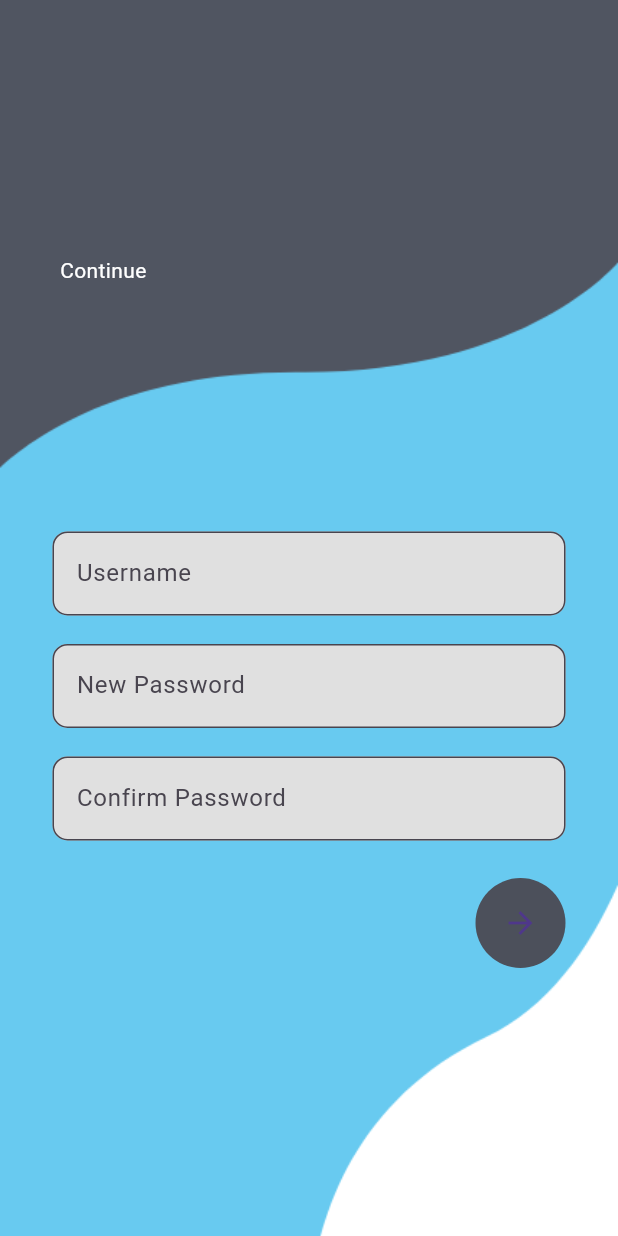
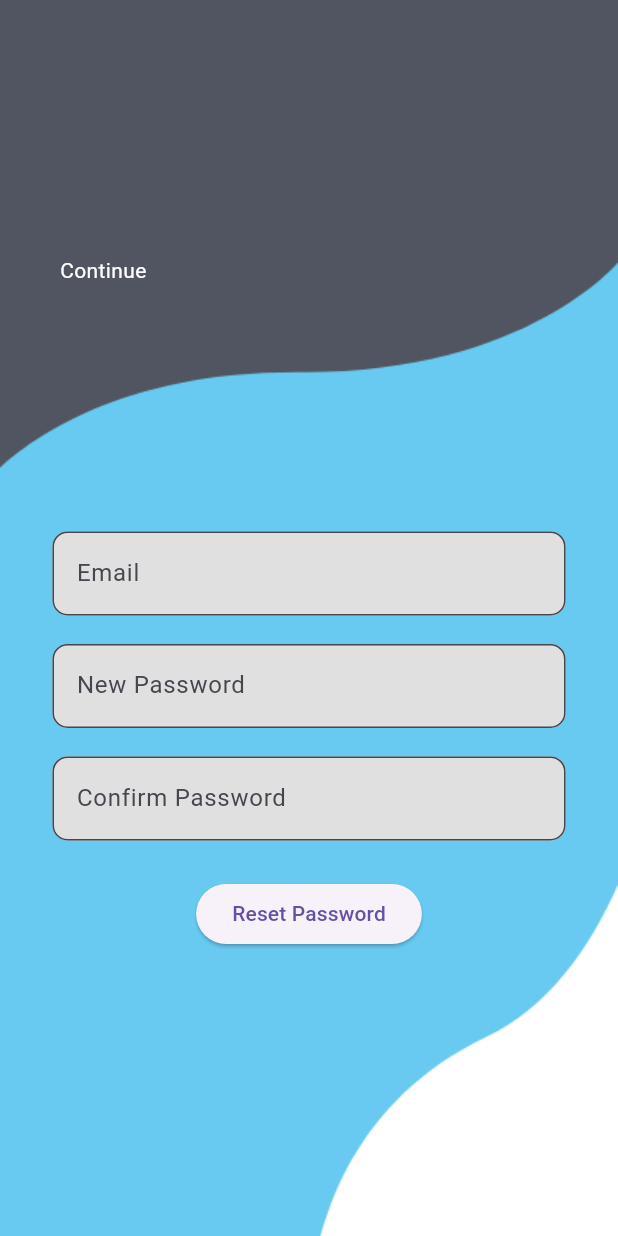
Before and after one commit to AKINAS05/YATRA, a Flutter app: the screen it shows after launch, after a tap on "Forget Password", on a phone screen of 412 x 824 dp. Run offline on Flutter 3.47's test engine with Material 3 defaults, Android fonts, the phone set to English and light mode, and no system bars; our stand-ins replace animated_splash_screen, firebase_auth, firebase_core; accounts and stored records are empty; network calls fail.

```diff
--- a/lib/login.dart
+++ b/lib/login.dart
@@ -16,7 +16,11 @@ class MyLogin extends StatefulWidget {
 
 class _MyLoginState extends State<MyLogin> {
   get onPressed => null;
+  final TextEditingController _emailController = TextEditingController();
+  final TextEditingController _passwordController = TextEditingController();
 
+  // Create an instance of your Auth class
+  final Auth _auth = Auth();
   @override
   Widget build(BuildContext context) {
     return Container(
@@ -42,6 +46,7 @@ class _MyLoginState extends State<MyLogin> {
                     child:  Column(
                       children: [
                         TextField(
+                          controller: _emailController,
                           decoration: InputDecoration(
                             fillColor: Colors.grey.shade300,
                             filled: true,
@@ -53,6 +58,7 @@ class _MyLoginState extends State<MyLogin> {
                         ),
                         const SizedBox(height: 19,),
                         TextField(
+                          controller: _passwordController,
                           obscureText: true,
                           decoration: InputDecoration(
                               fillColor: Colors.grey.shade300,
@@ -64,20 +70,29 @@ class _MyLoginState extends State<MyLogin> {
                           ),
                         ),
                         SizedBox(height: 40,),
-                         Row(
-                           mainAxisAlignment: MainAxisAlignment.spaceBetween,
-                          children: [
-                            Text('Sign in' , style: styles.headlineStyle3.copyWith(color: Color(0xff4c505b)),),
-                             CircleAvatar(
-                              radius: 30,
-                              backgroundColor: Color(0xff4c505b),
-                              child: IconButton(onPressed: () {
-                                Navigator.push(context, MaterialPageRoute(builder: (context) {  return MyHomePage ();} ,));
 
-                              } , icon: Icon(Icons.arrow_forward),
-                            ),
-                             ),
-                  ]
+                        ElevatedButton(
+                          onPressed: () async {
+                            try {
+                              await _auth.signInWithEmailAndPassword(
+                                email: _emailController.text,
+                                password: _passwordController.text,
+                              );
+                              // Navigate to the next screen upon successful login
+                              // Replace '/home' with the actual route in your app
+                              Navigator.push(context, MaterialPageRoute(builder: (context) {  return MyHomePage();} ,));
+                            } catch (e) {
+                              // Handle login errors
+                              print('Failed to sign in: $e');
+                              // Show error message to the user
+                              ScaffoldMessenger.of(context).showSnackBar(
+                                SnackBar(
+                                  content: Text('Failed to sign in: $e'),
+                                ),
+                              );
+                            }
+                          },
+                          child: Text('Sign In'),
                         ),
                         Row(
                           children: [
--- a/lib/password.dart
+++ b/lib/password.dart
@@ -1,6 +1,7 @@
 import 'package:flutter/cupertino.dart';
 import 'package:flutter/material.dart';
 import 'login.dart';
+import 'auth.dart';
 
 class MyPassword extends StatefulWidget {
   const MyPassword({super.key});
@@ -10,6 +11,12 @@ class MyPassword extends StatefulWidget {
 }
 
 class _MyPasswordState extends State<MyPassword> {
+  final TextEditingController _emailController = TextEditingController();
+  final TextEditingController _passwordController = TextEditingController();
+  final TextEditingController _confirmPasswordController = TextEditingController();
+
+  final Auth _auth = Auth();
+
   @override
   Widget build(BuildContext context) {
     var mediaQuery1 = MediaQuery.of(context);
@@ -36,10 +43,11 @@ class _MyPasswordState extends State<MyPassword> {
                     child:  Column(
                       children: [
                         TextField(
+                          controller: _emailController,
                           decoration: InputDecoration(
                               fillColor: Colors.grey.shade300,
                               filled: true,
-                              hintText: 'Username' ,
+                              hintText: 'Email' ,
                               border: OutlineInputBorder(
                                   borderRadius: BorderRadius.circular(10)
                               )
@@ -47,6 +55,7 @@ class _MyPasswordState extends State<MyPassword> {
                         ),
                         const SizedBox(height: 19,),
                         TextField(
+                          controller: _passwordController,
                           obscureText: true,
                           decoration: InputDecoration(
                               fillColor: Colors.grey.shade300,
@@ -59,6 +68,7 @@ class _MyPasswordState extends State<MyPassword> {
                         ),
                         SizedBox(height: 19,),
                         TextField(
+                          controller: _confirmPasswordController,
                           obscureText: true,
                           decoration: InputDecoration(
                               fillColor: Colors.grey.shade300,
@@ -72,21 +82,39 @@ class _MyPasswordState extends State<MyPassword> {
                         ),
                        SizedBox(height: 25,),
                         //SizedBox( height: mediaQuery1.size.height*0.003),
-                  Row(
-                    mainAxisAlignment: MainAxisAlignment.spaceBetween,
-                    children: [
-                      //const Text('Sign Up' , style: TextStyle(color: Colors.white,fontSize: 25)),
-                      SizedBox( height: mediaQuery1.size.height*0.003),
-                      CircleAvatar(
-                        radius: 30,
-                        backgroundColor: Color(0xff4c505b),
-                        child: IconButton(onPressed: () {
-                          Navigator.push(context, MaterialPageRoute(builder: (context) {  return MyLogin ();} ,));
-                        } , icon: const Icon(Icons.arrow_forward),
+                        ElevatedButton(
+                          onPressed: () async {
+                            String email = _emailController.text;
+                            String password = _passwordController.text;
+                            String confirmPassword = _confirmPasswordController.text;
+
+                            if (password != confirmPassword) {
+                              ScaffoldMessenger.of(context).showSnackBar(
+                                SnackBar(
+                                  content: Text('Passwords do not match'),
+                                ),
+                              );
+                              return;
+                            }
+
+                            try {
+                              await _auth.resetPassword(email: email, newPassword: password);
+                              ScaffoldMessenger.of(context).showSnackBar(
+                                SnackBar(
+                                  content: Text('Password reset email sent'),
+                                ),
+                              );
+                            } catch (e) {
+                              print('Failed to reset password: $e');
+                              ScaffoldMessenger.of(context).showSnackBar(
+                                SnackBar(
+                                  content: Text('Failed to reset password: $e'),
+                                ),
+                              );
+                            }
+                          },
+                          child: Text('Reset Password'),
                         ),
-                      ),
-                      ],
-                    ),
                    ],
                     ),
                   ),
```
Also changed, not shown: lib/auth.dart (+16 -4 lines), lib/main.dart (+6 -5 lines), lib/register.dart (+35 -13 lines), lib/widget_tree.dart (added, +28 -0 lines).
